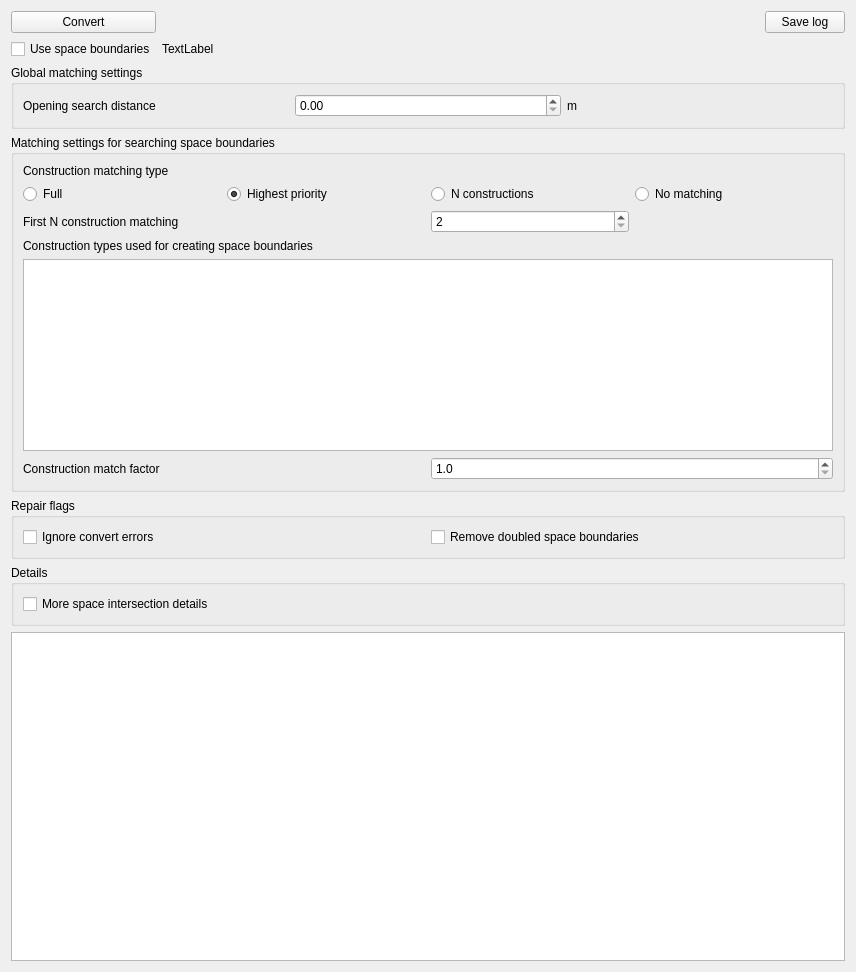
hirseboy/IFC-Import-Plugin, file externals/IFCImportPlugin/src/ImportWPConvert.ui: the form before one commit.
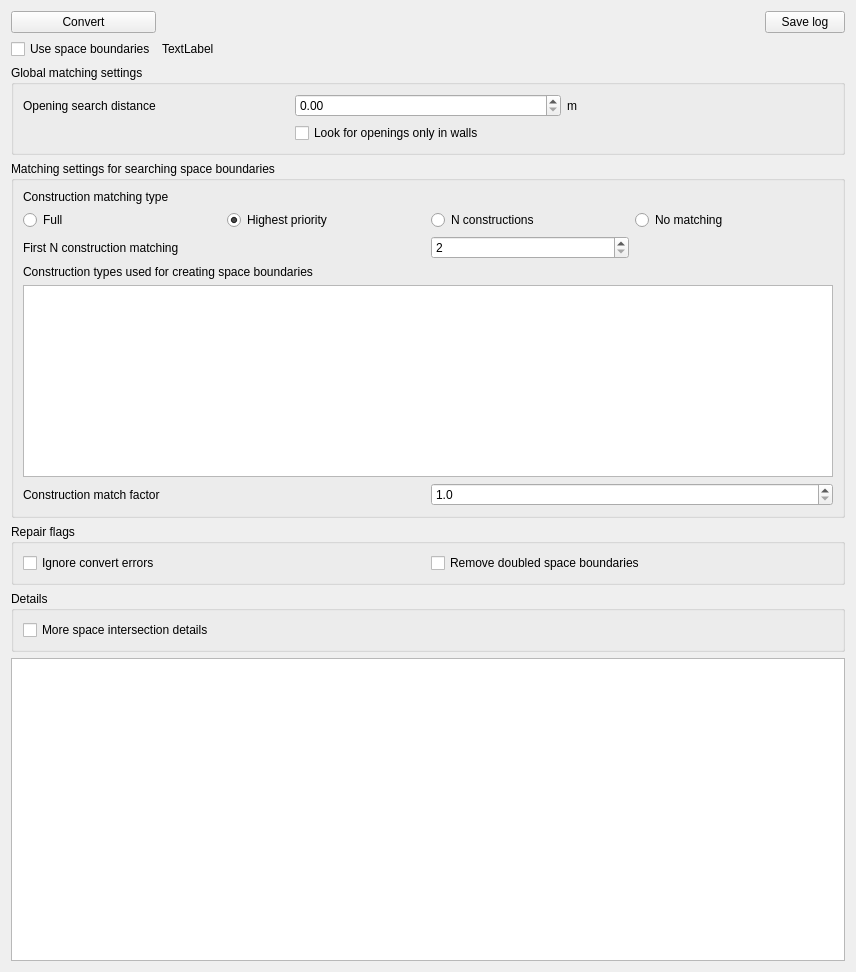
The form after the commit.

Commit message: flag for matching openings only in walls

The edit to the form file:
```diff
--- a/externals/IFCImportPlugin/src/ImportWPConvert.ui
+++ b/externals/IFCImportPlugin/src/ImportWPConvert.ui
@@ -231,6 +231,13 @@
         </property>
        </widget>
       </item>
+      <item row="1" column="1">
+       <widget class="QCheckBox" name="checkBoxMatchOpeningsInWalls">
+        <property name="text">
+         <string>Look for openings only in walls</string>
+        </property>
+       </widget>
+      </item>
      </layout>
     </widget>
    </item>
```
Left out of the diff: 6 changed lines with no effect on the pictures. The commit also changes 5 other files.
